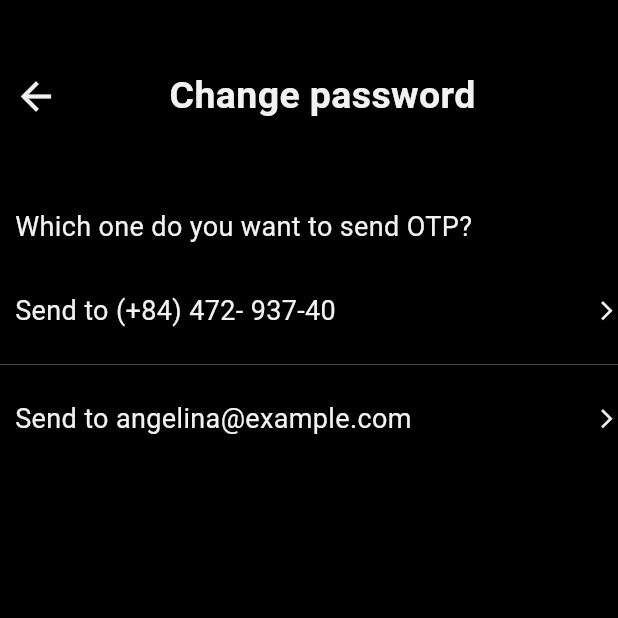
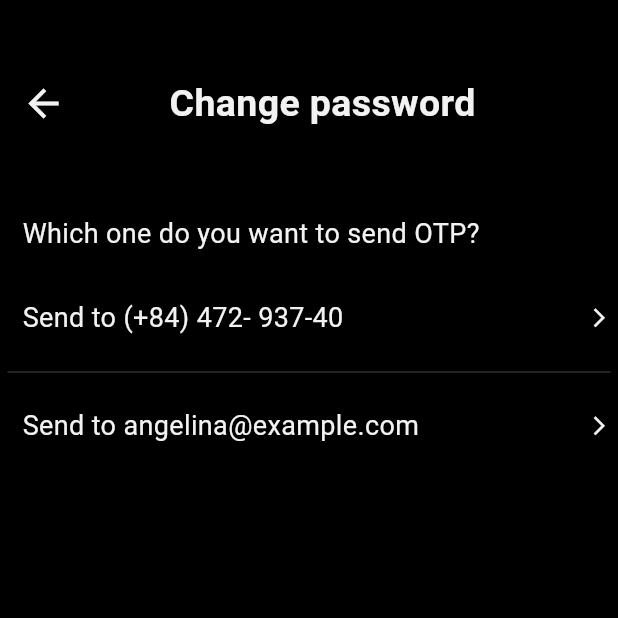
Before and after one commit to ThanhLeT0bito/movie_app_final, a Flutter app: the ChangePasswordScreens screen opened directly, on a phone screen of 412 x 824 dp, the top half of it. Run offline on Flutter 3.47's test engine with Material 3 defaults, Android fonts, the phone set to English and light mode, and no system bars; our stand-ins replace carousel_slider, flutter_svg, iconsax.

Commit message:
fix error of Phuc

```diff
--- a/lib/main.dart
+++ b/lib/main.dart
@@ -4,6 +4,7 @@ import 'package:movie_app_final/providers/AuthProvider.dart';
 import 'package:movie_app_final/providers/Homepage_provider.dart';
 import 'package:movie_app_final/providers/Nowplaying_provider.dart';
 import 'package:movie_app_final/providers/manager_all_widget.dart';
+import 'package:movie_app_final/providers/movie_providers.dart';
 import 'package:movie_app_final/providers/orders_provider.dart';
 import 'package:movie_app_final/providers/seats_provider.dart';
 import 'package:movie_app_final/providers/ticket_management_provider.dart';
@@ -51,6 +52,7 @@ class MyApp extends StatelessWidget {
         ChangeNotifierProvider(create: (_) => HomepageManagement()),
         ChangeNotifierProvider(create: (_) => SeatsProviders()),
         ChangeNotifierProvider(create: (_) => OrdersProvider()),
+        ChangeNotifierProvider(create: (_) => Movieproviders())
 
         /// sang tha
       ],
@@ -80,8 +82,8 @@ class MyApp extends StatelessWidget {
             WatchingDetailsScreens.routeName: (context) =>
                 WatchingDetailsScreens(),
             EditProfileScreen.routeName: (context) => EditProfileScreen(),
-            ChangePasswordScreens.routeName:(context) => ChangePasswordScreens(),
-            ChangePasswordScreen.routeName: (context) => ChangePasswordScreen(),
+            ChangePasswordScreens.routeName: (context) =>
+                ChangePasswordScreens(),
             DeleteAccountScreens.routeName: (context) => DeleteAccountScreens(),
           },
         );
--- a/lib/screens/change_password_screens.dart
+++ b/lib/screens/change_password_screens.dart
@@ -15,8 +15,19 @@ class ChangePasswordScreens extends StatefulWidget {
 class _ChangePasswordScreensState extends State<ChangePasswordScreens> {
   @override
   Widget build(BuildContext context) {
-    return Expanded(
-      child: Container(
+    return Scaffold(body: BodyWidget());
+  }
+}
+
+class BodyWidget extends StatelessWidget {
+  const BodyWidget({
+    super.key,
+  });
+
+  @override
+  Widget build(BuildContext context) {
+    return Container(
+      padding: EdgeInsets.symmetric(horizontal: 5, vertical: 5),
       color: Colors.black,
       child: Column(
         crossAxisAlignment: CrossAxisAlignment.start,
@@ -101,7 +112,6 @@ class _ChangePasswordScreensState extends State<ChangePasswordScreens> {
           ),
         ],
       ),
-      ),
     );
   }
 }
```
Also changed, not shown: lib/widgets/profile_item.dart (+10 -2 lines). Lines whose indentation alone changed are shown as unchanged.
